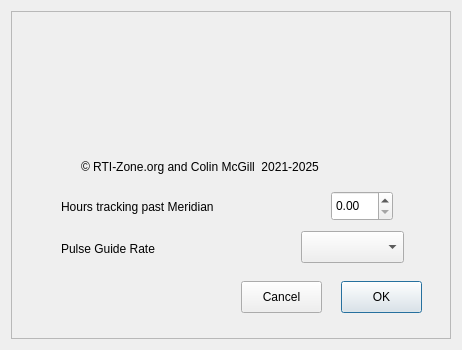
Qt form AstroTrac.ui (mcgillca/AstroTrac) before a commit.
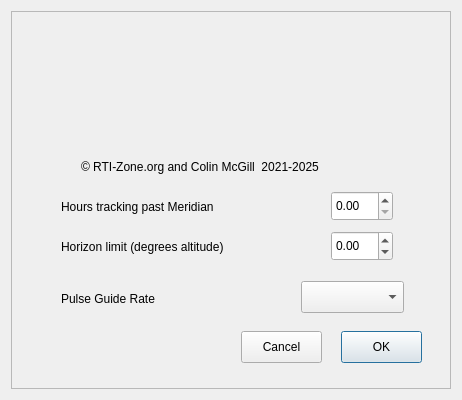
The same form after that commit. Icons and pictures are not drawn. Custom widgets are drawn as their Qt base class.

Commit message: Add horizon limit setting and firmware safety backstop (v1.7)

```diff
--- a/AstroTrac.ui
+++ b/AstroTrac.ui
@@ -7,7 +7,7 @@
     <x>0</x>
     <y>0</y>
     <width>462</width>
-    <height>350</height>
+    <height>400</height>
    </rect>
   </property>
   <property name="sizePolicy">
@@ -19,13 +19,13 @@
   <property name="minimumSize">
    <size>
     <width>462</width>
-    <height>350</height>
+    <height>400</height>
    </size>
   </property>
   <property name="maximumSize">
    <size>
     <width>462</width>
-    <height>350</height>
+    <height>400</height>
    </size>
   </property>
   <property name="windowTitle">
@@ -71,7 +71,7 @@
       <property name="geometry">
        <rect>
         <x>330</x>
-        <y>270</y>
+        <y>320</y>
         <width>81</width>
         <height>32</height>
        </rect>
@@ -87,7 +87,7 @@
       <property name="geometry">
        <rect>
         <x>230</x>
-        <y>270</y>
+        <y>320</y>
         <width>81</width>
         <height>32</height>
        </rect>
@@ -150,11 +150,30 @@
        <double>0.250000000000000</double>
       </property>
      </widget>
+     <widget class="QDoubleSpinBox" name="doubleSpinBox_2">
+      <property name="geometry">
+       <rect>
+        <x>320</x>
+        <y>220</y>
+        <width>62</width>
+        <height>30</height>
+       </rect>
+      </property>
+      <property name="minimum">
+       <double>-10.000000000000000</double>
+      </property>
+      <property name="maximum">
+       <double>90.000000000000000</double>
+      </property>
+      <property name="singleStep">
+       <double>1.000000000000000</double>
+      </property>
+     </widget>
      <widget class="QComboBox" name="comboBox">
       <property name="geometry">
        <rect>
         <x>290</x>
-        <y>220</y>
+        <y>270</y>
         <width>103</width>
         <height>32</height>
        </rect>
@@ -173,11 +192,24 @@
        <string>Hours tracking past Meridian</string>
       </property>
      </widget>
+     <widget class="QLabel" name="label_3">
+      <property name="geometry">
+       <rect>
+        <x>50</x>
+        <y>220</y>
+        <width>231</width>
+        <height>31</height>
+       </rect>
+      </property>
+      <property name="text">
+       <string>Horizon limit (degrees altitude)</string>
+      </property>
+     </widget>
      <widget class="QLabel" name="label_2">
       <property name="geometry">
        <rect>
         <x>50</x>
-        <y>230</y>
+        <y>280</y>
         <width>171</width>
         <height>16</height>
        </rect>
```
The commit also changes 4 other files.
